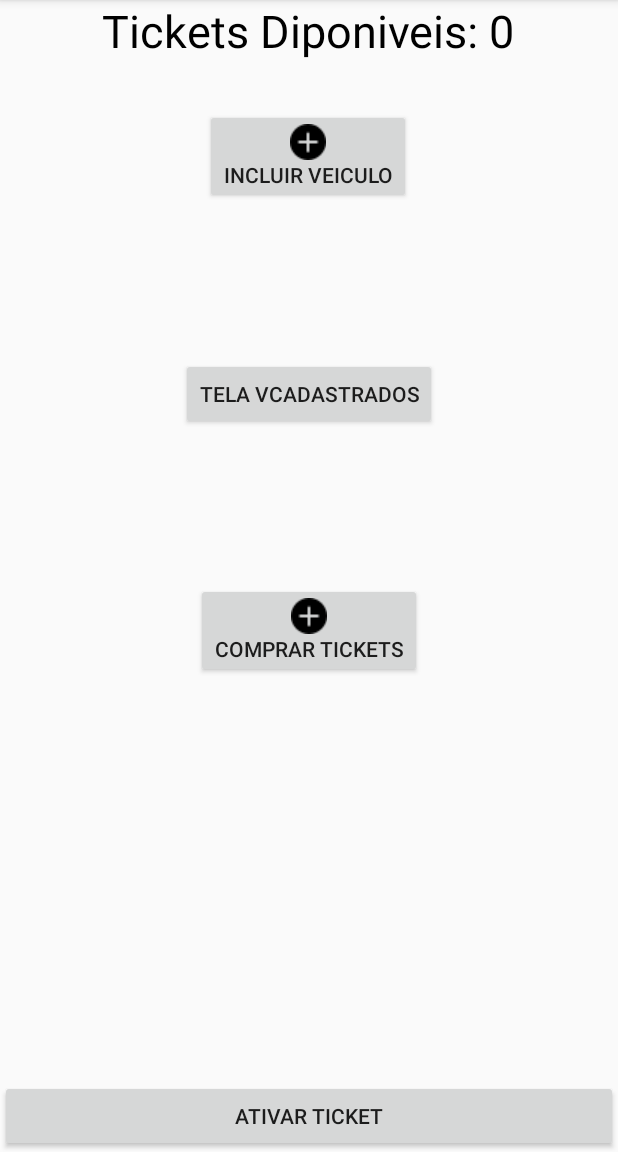
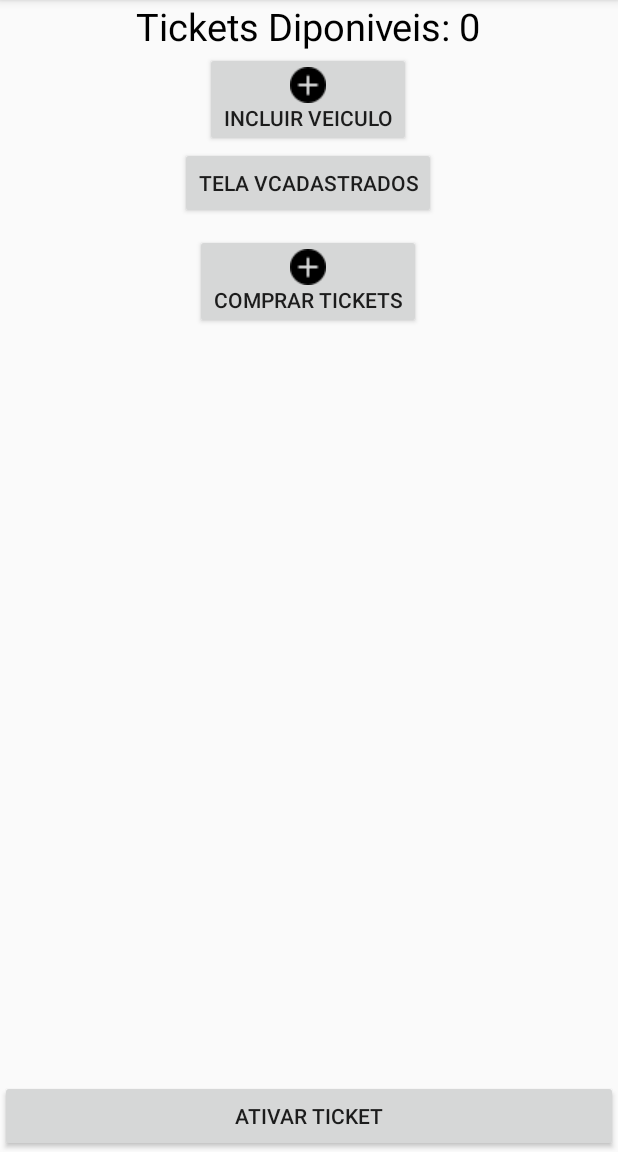
Before and after one commit to Lextokil/BluPark, an Android app: the DashBoardActivity screen opened directly, with no data from a screen before it, on a phone screen of 412 x 824 dp, the part 84-1236 px from its top. Run offline under Robolectric (Android 15) with nearby library versions, the phone set to English and light mode, and no system bars; our stand-ins replace Firebase (no records; nobody signed in at launch, a user with empty details on screens opened directly); 2 statements that could not run were skipped.

Commit message:
Headers introduce

```diff
--- a/app/src/main/res/layout/activity_dash_board.xml
+++ b/app/src/main/res/layout/activity_dash_board.xml
@@ -10,7 +10,6 @@
         android:id="@+id/btnIncluirVeiculos"
         android:layout_width="wrap_content"
         android:layout_height="wrap_content"
-        android:layout_marginTop="32dp"
         android:layout_weight="1"
         android:drawableTop="@drawable/iconplus"
         android:onClick="ToCadastroVeiculos"
@@ -24,24 +23,24 @@
         android:id="@+id/btnComprarTickets"
         android:layout_width="wrap_content"
         android:layout_height="wrap_content"
-        android:layout_marginBottom="68dp"
         android:layout_weight="1"
         android:drawableTop="@drawable/iconplus"
         android:onClick="ToCompraTickesActivity"
         android:text="Comprar Tickets"
-        app:layout_constraintBottom_toTopOf="@+id/ticketLayout"
+        app:layout_constraintBottom_toTopOf="@+id/btnAtivarTicket"
         app:layout_constraintEnd_toEndOf="parent"
-        app:layout_constraintHorizontal_bias="0.501"
-        app:layout_constraintStart_toStartOf="parent" />
+        app:layout_constraintHorizontal_bias="0.498"
+        app:layout_constraintStart_toStartOf="parent"
+        app:layout_constraintTop_toBottomOf="@+id/button3"
+        app:layout_constraintVertical_bias="0.01999998" />
 
     <LinearLayout
         android:id="@+id/ticketLayout"
         android:layout_width="match_parent"
-        android:layout_height="200dp"
-        android:layout_marginTop="24dp"
+        android:layout_height="120dp"
         android:orientation="vertical"
         app:layout_constraintBottom_toTopOf="@+id/btnAtivarTicket"
-        app:layout_constraintTop_toBottomOf="@+id/btnIncluirVeiculos"
+        app:layout_constraintTop_toBottomOf="@+id/btnComprarTickets"
         app:layout_constraintVertical_bias="1.0"
         tools:layout_editor_absoluteX="170dp">
 
@@ -52,7 +51,8 @@
             android:text="TICKETS ATIVOS - ALERTAS"
             android:textAlignment="center"
             android:textColor="@android:color/black"
-            android:textSize="25sp" />
+            android:textSize="20sp"
+            android:textStyle="bold" />
 
         <TableLayout
             android:id="@+id/tableLayout"
@@ -139,7 +139,7 @@
         android:layout_height="wrap_content"
         android:text="Tickets Diponiveis: 0"
         android:textColor="@android:color/black"
-        android:textSize="30sp"
+        android:textSize="25sp"
         app:layout_constraintEnd_toEndOf="parent"
         app:layout_constraintHorizontal_bias="0.498"
         app:layout_constraintStart_toStartOf="parent"
@@ -151,8 +151,8 @@
         android:layout_height="wrap_content"
         android:onClick="veiculosCadastrados"
         android:text="Tela VCadastrados"
-        app:layout_constraintBottom_toTopOf="@+id/btnComprarTickets"
         app:layout_constraintEnd_toEndOf="parent"
+        app:layout_constraintHorizontal_bias="0.497"
         app:layout_constraintStart_toStartOf="parent"
         app:layout_constraintTop_toBottomOf="@+id/btnIncluirVeiculos" />
 
--- a/app/src/main/res/values/strings.xml
+++ b/app/src/main/res/values/strings.xml
@@ -3,7 +3,7 @@
     <string name="title_activity_maps">Map</string>
     <string name="title_Cadastro">Cadastrar uma conta</string>
     <string name="title_Login">Acessar minha conta</string>
-    <string name="title_activity_dash_board2">DashBoard2</string>
+    <string name="title_activity_dash_board">BluPark</string>
     <string name="navigation_drawer_open">Open navigation drawer</string>
     <string name="navigation_drawer_close">Close navigation drawer</string>
     <string name="nav_header_title">Android Studio</string>
```
Also changed, not shown: app/src/main/AndroidManifest.xml (+8 -3 lines), app/src/main/java/com/android/blupark/activity/CadastroVeiculoActivity.java (+2 -5 lines), app/src/main/res/layout/activity_cadastro_veiculo.xml (+0 -20 lines).
